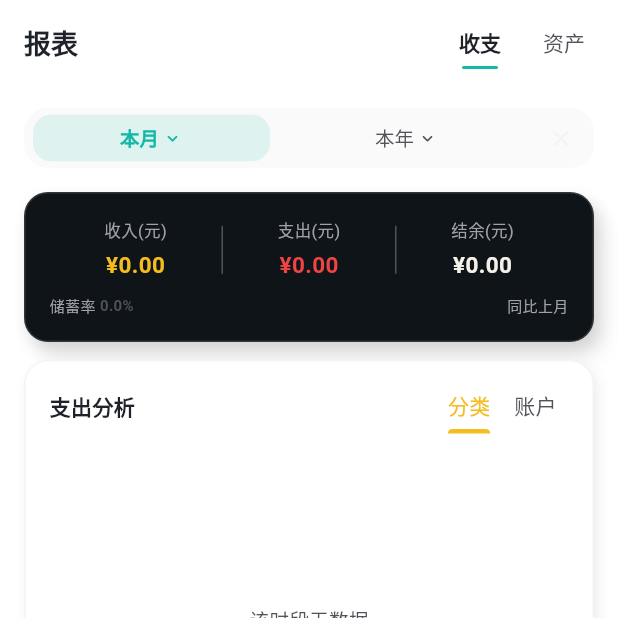
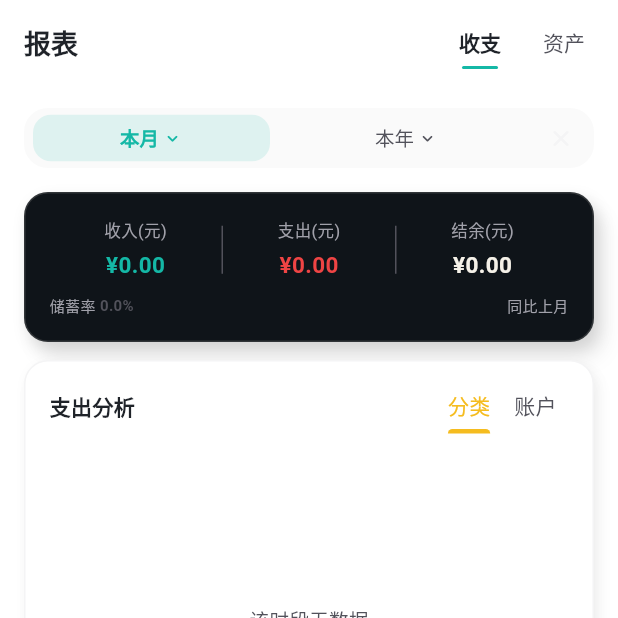
Before and after one commit to Chenjinteng/gridly, a Flutter app: the StatsPage screen opened by its route, on a phone screen of 412 x 824 dp, the top half of it. Run offline on Flutter 3.47's test engine with Material 3 defaults, Android fonts, the phone set to English and light mode, and no system bars; our stand-ins replace drift, file_picker, fl_chart, flutter_markdown, flutter_riverpod, go_router and 4 more; missing offline and left inert: sqlite3; accounts and stored records are empty; generated files the repository leaves out were written again; Roboto replaces fonts that are missing (PingFang SC); statements that could not run were skipped.

Commit message:
feat(theme): 小结正负色统一绿/红,全主题恒定 (D64.75)
user 反馈:"每天的小结,+是黄色,-是红色,这个是一定要调整的;
切换到粉色主题的话,每日小结正负就都是红色了,这个也要统一。
小结这里是要绿色为正,红色为负。"

成因:收入金额色走 theme.colorScheme.secondary —— 默认主题 = AppBrand.gold
金黄(#F5BC1F),粉红主题 = AppPinkBrand.gold 亮粉(#FF5C8A)。亮粉跟支出红
(#EF4444)在粉底上几乎分不开 → 视觉上"正负都是红"。

改法:
- AppSemantic.income:AppBrand.gold → AppBrand.teal(#14B8A6,设计稿"绿")
  语义色硬编码 brand 色,不跟 palette / colorScheme 走 → 任何主题恒定
- AppSemantic.balanceFor 正/负两档复用 income / expense,单一数据源
- 4 个收支语义金额面改走新 token:
  每日小结(ledger_page _DaySection)/ 月度汇总卡(MonthlySummary)/
  区间汇总(RangeSummary)/ 删除确认弹窗金额预览(_DeleteConfirmDialog)
- 装饰性 colorScheme.secondary(卡片金线 / tab 选中 / star icon)保持不变

注:TxDisplayStyle.income.color 本来就是 AppBrand.teal,现在语义收敛成一套。

```diff
--- a/lib/core/theme/app_colors.dart
+++ b/lib/core/theme/app_colors.dart
@@ -72,8 +72,19 @@ class AppStatus {
 /// 记账语义色 —— 业务层用
 class AppSemantic {
   AppSemantic._();
-  static const Color income = AppBrand.gold; // 收入 → 金
-  static const Color expense = AppStatus.error; // 支出 → 红(警示,刺眼)
+
+  /// 收入 / 正向金额 —— 绿
+  ///
+  /// 2026-10-20 D64.75 改:AppBrand.gold(金黄) → AppBrand.teal(#14B8A6)
+  ///   - user 要求:"小结这里是要绿色为正,红色为负"
+  ///   - 改之前收入色走 theme.colorScheme.secondary —— 默认主题是金黄,
+  ///     切粉红主题 secondary 变 AppPinkBrand.gold(#FF5C8A 亮粉),
+  ///     亮粉跟支出红(#EF4444)在粉底上几乎分不开 → 视觉上"正负都是红"
+  ///   - 现在语义色**恒定**,不跟 palette / colorScheme 走:
+  ///     任何主题(默认浅/深/粉浅/粉深)下正负都是绿 / 红
+  ///   - 与 TxDisplayStyle.income.color(AppBrand.teal)同一套语言
+  static const Color income = AppBrand.teal;
+  static const Color expense = AppStatus.error; // 支出 / 负向金额 → 红(警示,刺眼)
   static const Color overBudget = AppStatus.error; // 超支 → 红
   // commit 100 加:深红,用于"超额"段(区别于"已花"的 error 红)
   //   已花 = error 红(#EF4444),超额 = overBudgetDeep(#B91C1C,更深更暗)
@@ -91,12 +102,14 @@ class AppSemantic {
   ///   v < 0   → error #EF4444  (与支出红同系,警示一致性)
   ///   v == 0  → cream #F5F1E8  (中性,在 ink 背景上仍可读,无正/负信号)
   ///
+  /// 2026-10-20 D64.75:正/负两档复用 income / expense 常量,单一数据源。
+  ///
   /// 不用 const const Color —— 值由 runtime 决定;业务层直接调
   /// `AppSemantic.balanceFor(value)`,不要硬编码 AppBrand.teal/AppStatus.error
   /// 否则未来色板微调时还得改多处。
   static Color balanceFor(double v) {
-    if (v > 0) return AppBrand.teal;
-    if (v < 0) return AppStatus.error;
+    if (v > 0) return income;
+    if (v < 0) return expense;
     return AppSecondary.cream;
   }
 }
--- a/lib/features/ledger/ui/widgets/monthly_summary.dart
+++ b/lib/features/ledger/ui/widgets/monthly_summary.dart
@@ -246,8 +246,8 @@ class MonthlySummary extends ConsumerWidget {
                           ? '收入'
                           : Formatters.labelledUnit('收入', summary.income),
                       amount: hidden ? null : summary.income,
-                      // D71.2:收入色跟随 palette(浅粉 → 亮粉,默认 → 金黄)
-                      color: theme.colorScheme.secondary,
+                      // D64.75:小结正负恒定绿/红(不跟 palette 走)
+                      color: AppSemantic.income,
                       showDivider: true,
                     ),
                   ),
@@ -257,7 +257,7 @@ class MonthlySummary extends ConsumerWidget {
                           ? '支出'
                           : Formatters.labelledUnit('支出', summary.expense),
                       amount: hidden ? null : summary.expense,
-                      color: AppStatus.error,
+                      color: AppSemantic.expense,
                       showDivider: false,
                     ),
                   ),
--- a/lib/features/ledger/ui/widgets/transaction_tile.dart
+++ b/lib/features/ledger/ui/widgets/transaction_tile.dart
@@ -432,9 +432,9 @@ class _DeleteConfirmDialog extends StatelessWidget {
     final catColor = catOrNull == null ? AppGray.g400 : Color(catOrNull.color);
     final isIncome = transaction.type == 'income';
     final amountColor = isIncome
-        // D71.2:收入色跟随 palette(浅粉 → 亮粉,默认 → 金黄)
-        ? theme.colorScheme.secondary
-        : AppStatus.error;
+        // D64.75:小结/预览正负恒定绿/红(不跟 palette 走)
+        ? AppSemantic.income
+        : AppSemantic.expense;
     final amountPrefix = isIncome ? '+' : '-';
 
     return Dialog(
--- a/lib/features/stats/ui/widgets/range_summary.dart
+++ b/lib/features/stats/ui/widgets/range_summary.dart
@@ -83,8 +83,8 @@ class RangeSummary extends ConsumerWidget {
                 child: _Stat(
                   label: Formatters.labelledUnit('收入', s.income),
                   amount: s.income,
-                  // D71.2:收入色跟随 palette(浅粉 → 亮粉,默认 → 金黄)
-                  color: Theme.of(context).colorScheme.secondary,
+                  // D64.75:小结正负恒定绿/红(不跟 palette 走)
+                  color: AppSemantic.income,
                   yoy: yoy.income,
                 ),
               ),
@@ -93,7 +93,7 @@ class RangeSummary extends ConsumerWidget {
                 child: _Stat(
                   label: Formatters.labelledUnit('支出', s.expense),
                   amount: s.expense,
-                  color: AppStatus.error,
+                  color: AppSemantic.expense,
                   yoy: yoy.expense,
                 ),
               ),
```
Also changed, not shown: lib/features/ledger/ui/ledger_page.dart (+5 -3 lines).
